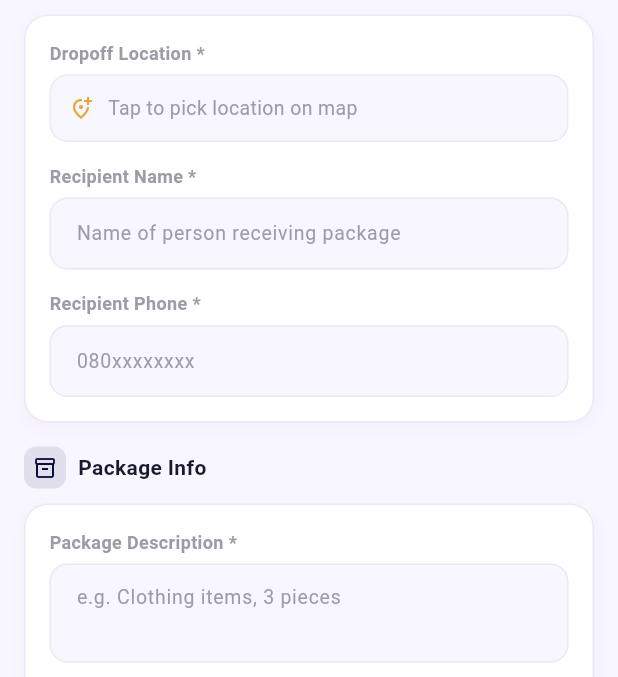
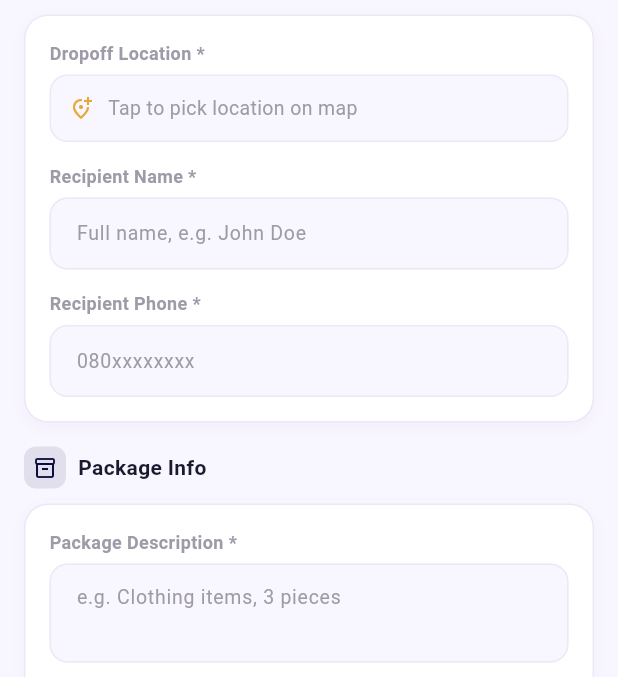
Before and after one commit to zionnite/eziza, a Flutter app: the SendPackagePage screen opened directly, scrolled down 394 dp, after a tap on "Request Delivery", on a phone screen of 412 x 824 dp, the part 116-793 px from its top. Run offline on Flutter 3.47's test engine with Material 3 defaults, Android fonts, the phone set to English and light mode, and no system bars; our stand-ins replace app_links, cached_network_image, firebase_core, firebase_messaging, flutter_dotenv, flutter_local_notifications and 11 more; missing offline and left inert: flutter_foreground_task, local_auth_android, local_auth_darwin; accounts and stored records are empty; network calls fail.

Commit message:
Require a full recipient name at delivery-creation time
Only checked for non-empty before; Shipbubble (and any external
carrier) needs a full first + last name, and the recipient isn't a
logged-in customer with a profile to fix later the way the sender's
own name can be -- catching this at creation avoids only surfacing it
as a confusing booking-time API error. Hint text updated to match.

Co-Authored-By: Claude Sonnet 5 <noreply@anthropic.com>

```diff
--- a/lib/pages/customer/send_package_page.dart
+++ b/lib/pages/customer/send_package_page.dart
@@ -189,8 +189,18 @@ class _SendPackagePageState extends State<SendPackagePage>
       _snack('Enter your phone number so the rider can reach you.');
       return;
     }
-    if (_deliveryContactCtrl.text.trim().isEmpty) {
+    final recipientName = _deliveryContactCtrl.text.trim();
+    if (recipientName.isEmpty) {
       _snack('Enter the recipient\'s name.');
+      return;
+    }
+    // Shipbubble (and any external carrier the customer later chooses)
+    // requires a full first + last name -- checked here at creation time
+    // instead of only surfacing as a booking-time API error, since the
+    // recipient isn't a logged-in customer with a profile to fix later
+    // the way the sender's own name can be.
+    if (!recipientName.trim().contains(RegExp(r'\s'))) {
+      _snack('Enter the recipient\'s full name (first and last), not just one word.');
       return;
     }
     if (_deliveryPhoneCtrl.text.trim().isEmpty) {
@@ -336,7 +346,7 @@ class _SendPackagePageState extends State<SendPackagePage>
                   ),
                   const SizedBox(height: 14),
                   _field('Recipient Name *', _deliveryContactCtrl,
-                      hint: 'Name of person receiving package'),
+                      hint: 'Full name, e.g. John Doe'),
                   const SizedBox(height: 14),
                   _field('Recipient Phone *', _deliveryPhoneCtrl,
                       hint: '080xxxxxxxx',
```
